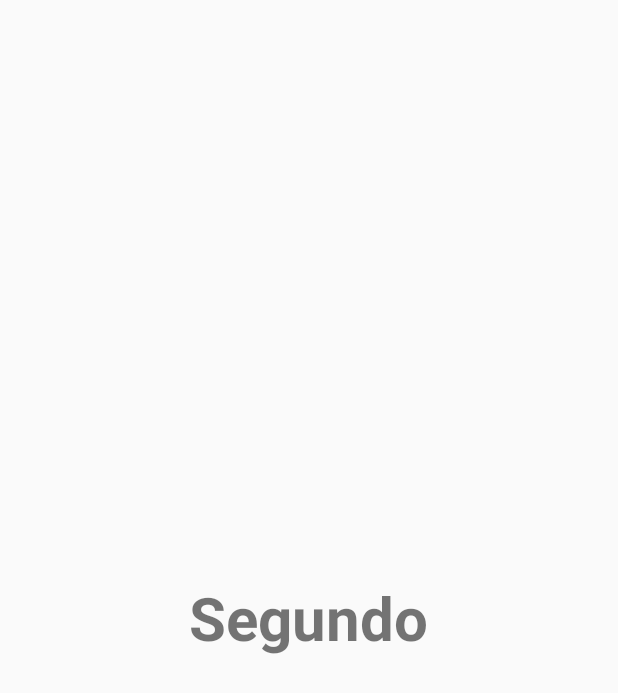
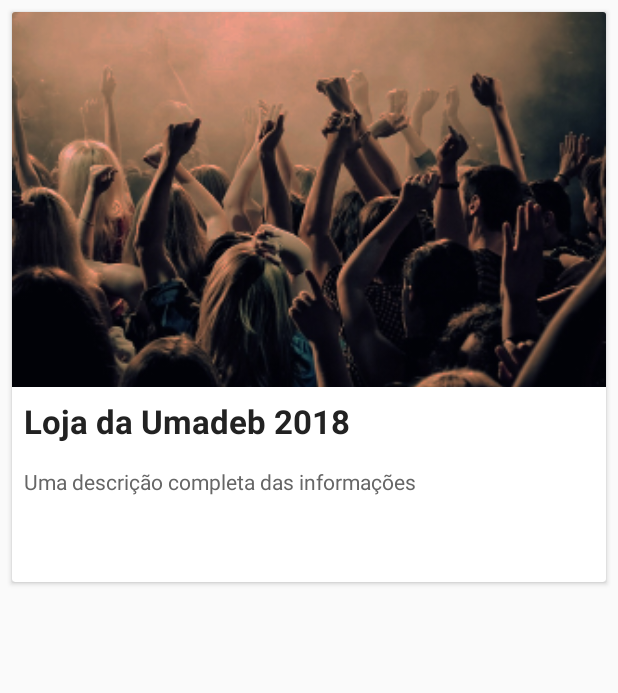
Before and after one commit to thiagocoachecom/UmadebPlay, an Android app: the layout fragment_2.xml on its own in the app's theme, with its tools: preview values and no code run, on a phone screen of 412 x 824 dp. Shown: the top 693 px of the screen. Run offline under Robolectric (Android 15) with nearby library versions, the phone set to English and light mode, and no system bars.

Commit message:
Atualiza os Navigation Tabs

```diff
--- a/app/src/main/res/layout/app_bar_main.xml
+++ b/app/src/main/res/layout/app_bar_main.xml
@@ -9,6 +9,7 @@
     tools:context="br.com.netcriativa.umadeb.activity.MainActivity">
 
     <android.support.design.widget.AppBarLayout
+        android:id="@+id/app_bar_layout"
         android:layout_width="match_parent"
         android:layout_height="wrap_content"
         android:theme="@style/AppTheme.AppBarOverlay">
@@ -18,7 +19,7 @@
             android:layout_width="match_parent"
             android:layout_height="?attr/actionBarSize"
             android:background="?attr/colorPrimary"
-            app:popupTheme="@style/AppTheme.PopupOverlay" />
+            app:popupTheme="@style/AppTheme.PopupOverlay"/>
     </android.support.design.widget.AppBarLayout>
 
     <include layout="@layout/content_main" />
--- a/app/src/main/res/layout/fragment_2.xml
+++ b/app/src/main/res/layout/fragment_2.xml
@@ -4,12 +4,47 @@
     android:layout_height="match_parent"
     tools:context=".fragment.Fragment1">
 
-    <TextView
-        android:layout_width="wrap_content"
-        android:layout_height="wrap_content"
-        android:text="Segundo"
-        android:textSize="40dp"
-        android:textStyle="bold"
-        android:layout_centerInParent="true"/>
+    <android.support.v7.widget.CardView xmlns:android="http://schemas.android.com/apk/res/android"
+        android:id="@+id/card_view"
+        android:layout_width="match_parent"
+        android:layout_height="380dp"
+        android:layout_margin="8dp">
+
+        <RelativeLayout
+            android:layout_width="match_parent"
+            android:layout_height="match_parent">
+
+            <ImageView
+                android:id="@+id/thumbnail"
+                android:layout_width="match_parent"
+                android:layout_height="250dp"
+                android:layout_alignParentTop="true"
+                android:scaleType="centerCrop"
+                android:src="@drawable/cover" />
+
+            <TextView
+                android:id="@+id/title"
+                android:layout_width="wrap_content"
+                android:layout_height="wrap_content"
+                android:layout_below="@+id/thumbnail"
+                android:maxLines="3"
+                android:padding="8dp"
+                android:text="Loja da Umadeb 2018"
+                android:textColor="#222"
+                android:textStyle="bold"
+                android:textSize="22dp" />
+
+            <TextView
+                android:layout_width="wrap_content"
+                android:layout_height="wrap_content"
+                android:layout_below="@+id/title"
+                android:maxLines="3"
+                android:padding="8dp"
+                android:text="Uma descrição completa das informações"
+                android:textColor="#666"
+                android:textSize="14dp" />
+
+        </RelativeLayout>
+    </android.support.v7.widget.CardView>
 
 </RelativeLayout>
```
Also changed, not shown: app/src/main/java/br/com/netcriativa/umadeb/activity/MainActivity.java (+8 -5 lines), app/src/main/java/br/com/netcriativa/umadeb/fragment/MainFragment.java (+59 -10 lines), app/src/main/res/layout/fragment_main.xml (+11 -15 lines).
